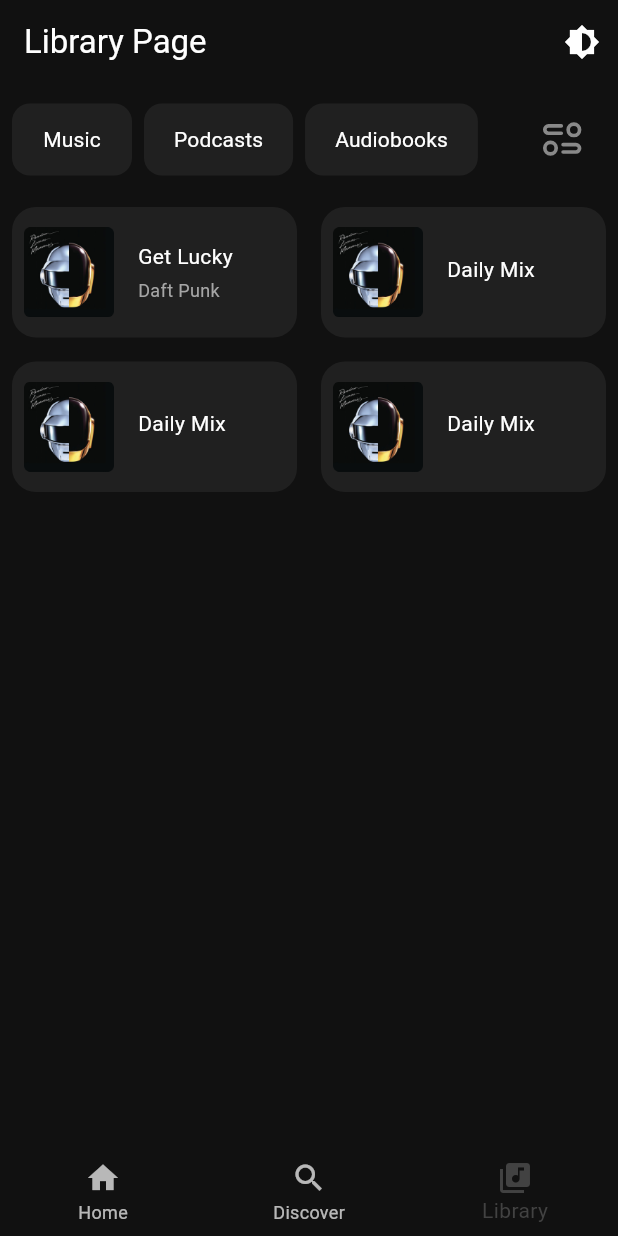
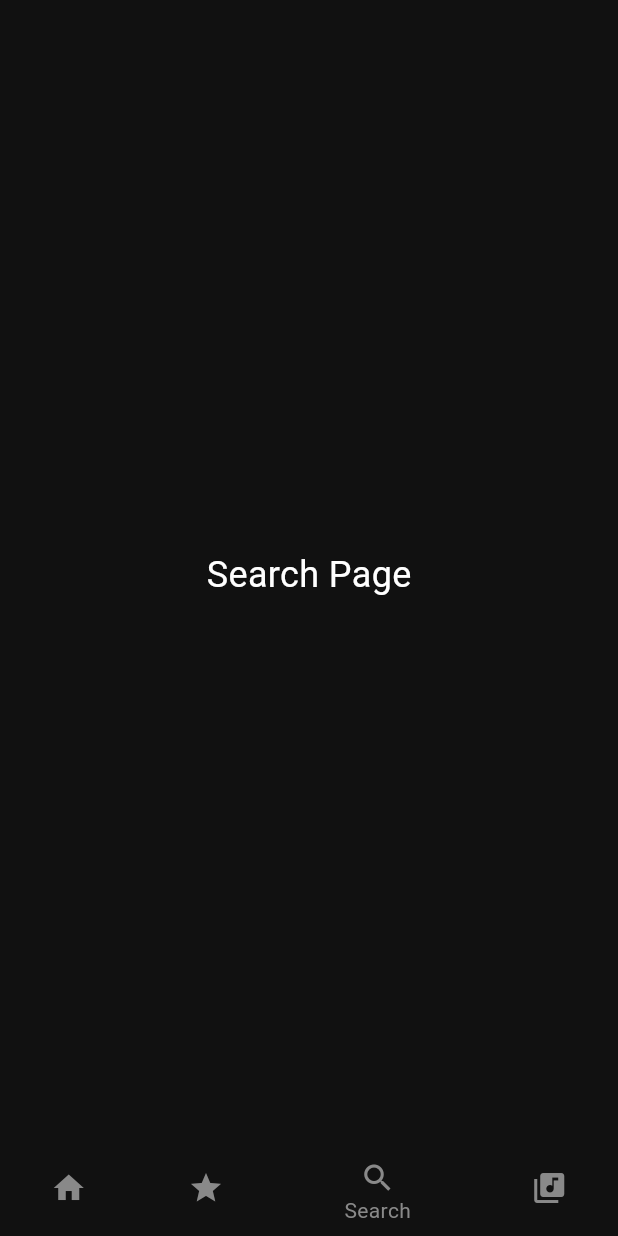
Before and after one commit to Monotone-music/monotone-mobile, a Flutter app: the screen it shows after launch, item 3 of the bottom bar chosen, on a phone screen of 412 x 824 dp. Run offline on Flutter 3.47's test engine with Material 3 defaults, Android fonts, the phone set to English and light mode, and no system bars; our stand-ins replace audio_video_progress_bar, flutter_svg, just_audio.

```diff
--- a/lib/components/playlist_list.dart
+++ b/lib/components/playlist_list.dart
@@ -13,7 +13,7 @@ class PlaylistList extends StatelessWidget {
         crossAxisCount: 2, // Number of columns
         crossAxisSpacing: 0.0, // Spacing between columns
         mainAxisSpacing: 0.0, // Spacing between rows
-        childAspectRatio: 2.0, // Aspect ratio of each item
+        childAspectRatio: 2.3, // Aspect ratio of each item
       ),
       itemCount: playlists.length,
       itemBuilder: (context, index) {
--- a/lib/components/tabs/bottom_tab_navi.dart
+++ b/lib/components/tabs/bottom_tab_navi.dart
@@ -1,7 +1,10 @@
 import 'package:flutter/material.dart';
 import 'package:monotone_flutter/pages/discover.dart';
+import 'package:monotone_flutter/pages/library.dart';
 import 'package:monotone_flutter/pages/home.dart';
-import 'package:monotone_flutter/pages/library.dart';
+import 'package:monotone_flutter/pages/search.dart';
+import 'package:monotone_flutter/themes/theme_provider.dart';
+import 'package:provider/provider.dart';
 
 class BottomTabNavigator extends StatefulWidget {
   @override
@@ -13,17 +16,24 @@ class _BottomTabNavigatorState extends State<BottomTabNavigator> {
 
   final List<Widget> _tabs = [
     // Add your tab screens here
-    HomeScreen(),
+    LibraryPage(),
     DiscoverPage(),
-    const LibraryPage(),
+    SearchPage(),
+    HomePage(),
   ];
 
   @override
   Widget build(BuildContext context) {
+    final themeProvider = Provider.of<ThemeProvider>(context);
+    final isDarkMode = themeProvider.isDarkMode;
     return Scaffold(
       body: _tabs[_currentIndex],
       bottomNavigationBar: BottomNavigationBar(
         currentIndex: _currentIndex,
+        selectedItemColor:
+            isDarkMode ? const Color(0xFF898989) : const Color(0xFF6E6E6E),
+        unselectedItemColor:
+            isDarkMode ? const Color(0xFF898989) : const Color(0xFF6E6E6E),
         onTap: (index) {
           setState(() {
             _currentIndex = index;
@@ -32,7 +42,8 @@ class _BottomTabNavigatorState extends State<BottomTabNavigator> {
         items: const [
           // Add your bottom navigation items here
           BottomNavigationBarItem(icon: Icon(Icons.home), label: 'Home'),
-          BottomNavigationBarItem(icon: Icon(Icons.search), label: 'Discover'),
+          BottomNavigationBarItem(icon: Icon(Icons.star), label: 'Discover'),
+          BottomNavigationBarItem(icon: Icon(Icons.search), label: 'Search'),
           BottomNavigationBarItem(
               icon: Icon(Icons.library_music), label: 'Library'),
         ],
--- a/lib/main.dart
+++ b/lib/main.dart
@@ -2,7 +2,7 @@ import 'package:flutter/material.dart';
 import 'package:monotone_flutter/components/tabs/bottom_tab_navi.dart';
 import 'package:monotone_flutter/themes/theme_provider.dart';
 import 'package:provider/provider.dart';
-import 'pages/home.dart';
+import 'pages/library.dart';
 //
 import 'package:audio_video_progress_bar/audio_video_progress_bar.dart';
 import 'package:just_audio/just_audio.dart';
--- a/lib/pages/library.dart
+++ b/lib/pages/library.dart
@@ -1,9 +1,7 @@
 import 'package:flutter/material.dart';
-import 'package:flutter_svg/flutter_svg.dart';
-import 'package:monotone_flutter/components/playlist_list.dart';
-import 'package:monotone_flutter/components/playlist_mini.dart';
 import 'package:monotone_flutter/themes/theme_provider.dart';
 import 'package:provider/provider.dart';
+import 'package:monotone_flutter/components/playlist_card.dart';
 
 class LibraryPage extends StatefulWidget {
   const LibraryPage({super.key});
@@ -13,56 +11,13 @@ class LibraryPage extends StatefulWidget {
 }
 
 class _LibraryPageState extends State<LibraryPage> {
-  int _selectedIndex = 0;
-
-  static const List<Map<String, String>> playlists = [
-    {
-      'title': 'Get Lucky',
-      'artist': 'Daft Punk',
-      'imageUrl': 'assets/image/album_1.png',
-    },
-    {
-      'title': 'Daily Mix',
-      'imageUrl': 'assets/image/album_1.png',
-    },
-    {
-      'title': 'Daily Mix',
-      'imageUrl': 'assets/image/album_1.png',
-    },
-    {
-      'title': 'Daily Mix',
-      'imageUrl': 'assets/image/album_1.png',
-    },
-    // Add more playlists here
-  ];
-
-  static const List<Widget> _widgetOptions = <Widget>[
-    PlaylistList(playlists: playlists),
-    Center(
-      child: Text(
-        'Podcasts',
-        style: TextStyle(fontSize: 24),
-      ),
-    ),
-    Center(
-      child: Text(
-        'Audiobooks',
-        style: TextStyle(fontSize: 24),
-      ),
-    ),
-  ];
-
-  void _onButtonPressed(int index) {
-    setState(() {
-      _selectedIndex = index;
-    });
-  }
+  // final List<Item> _data = generateItems(5);
 
   @override
   Widget build(BuildContext context) {
     return Scaffold(
       appBar: AppBar(
-        title: const Text('Library Page'),
+        title: const Text('Expansion Panel List'),
         actions: [
           IconButton(
             icon: const Icon(Icons.brightness_6),
@@ -72,66 +27,26 @@ class _LibraryPageState extends State<LibraryPage> {
           ),
         ],
       ),
-      body: Column(
+      body: ListView(
+        padding: const EdgeInsets.all(16.0),
         children: [
-          Row(
-            mainAxisAlignment: MainAxisAlignment.spaceBetween,
-            children: [
-              Row(
-                mainAxisAlignment: MainAxisAlignment.spaceEvenly,
-                children: <Widget>[
-                  categoryButton("Music", 0),
-                  categoryButton("Podcasts", 1),
-                  categoryButton("Audiobooks", 2),
-                ],
-              ),
-              Container(
-                alignment: Alignment.center, // <---- The magic
-                padding: const EdgeInsets.all(12),
-                child: SvgPicture.asset(
-                  'assets/image/home_filter.svg',
-                  semanticsLabel: 'My SVG Image',
-
-                  // fit: BoxFit.scaleDown,
-                  color: const Color(0xFF898989),
-
-                  width: 50, //set your width and height
-                  height: 50,
-                ),
-              )
-            ],
-          ),
-          Expanded(
-            child: Center(
-              child: _widgetOptions.elementAt(_selectedIndex),
-            ),
-          ),
+          // const Text('Hello World'),
+          // const SizedBox(height: 16),
+          _buildPanel(),
         ],
       ),
     );
   }
 
-  Widget categoryButton(String title, int index) {
-    final themeProvider = Provider.of<ThemeProvider>(context);
-    final isDarkMode = themeProvider.isDarkMode;
+  bool _customTileExpanded = false;
 
-    return Container(
-      padding: const EdgeInsets.only(left: 8, right: 8),
-      margin: const EdgeInsets.only(left: 8),
-      decoration: BoxDecoration(
-        color: isDarkMode ? const Color(0xFF202020) : const Color(0xFFE4E4E4),
-
-        borderRadius: BorderRadius.circular(12),
-        // border: Border.all(
-        //   color: const Color.fromARGB(255, 0, 0, 0),
-        //   width: 1,
-        // ),
-      ),
-      child: TextButton(
-        style: TextButton.styleFrom(),
-        onPressed: () => _onButtonPressed(index),
-        child: Text(title, style: const TextStyle(fontWeight: FontWeight.w400)),
-      ),
+  Widget _buildPanel() {
+    return const Column(
+      children: <Widget>[
+        PlaylistCard(),
+      ],
     );
   }
+
+//
 }
--- /dev/null
+++ b/lib/pages/search.dart
@@ -0,0 +1,15 @@
+import 'package:flutter/material.dart';
+
+class SearchPage extends StatelessWidget {
+  @override
+  Widget build(BuildContext context) {
+    return Scaffold(
+      body: Center(
+        child: Text(
+          'Search Page',
+          style: TextStyle(fontSize: 24),
+        ),
+      ),
+    );
+  }
+}
```
Also changed, not shown: lib/pages/home.dart (+104 -20 lines).
